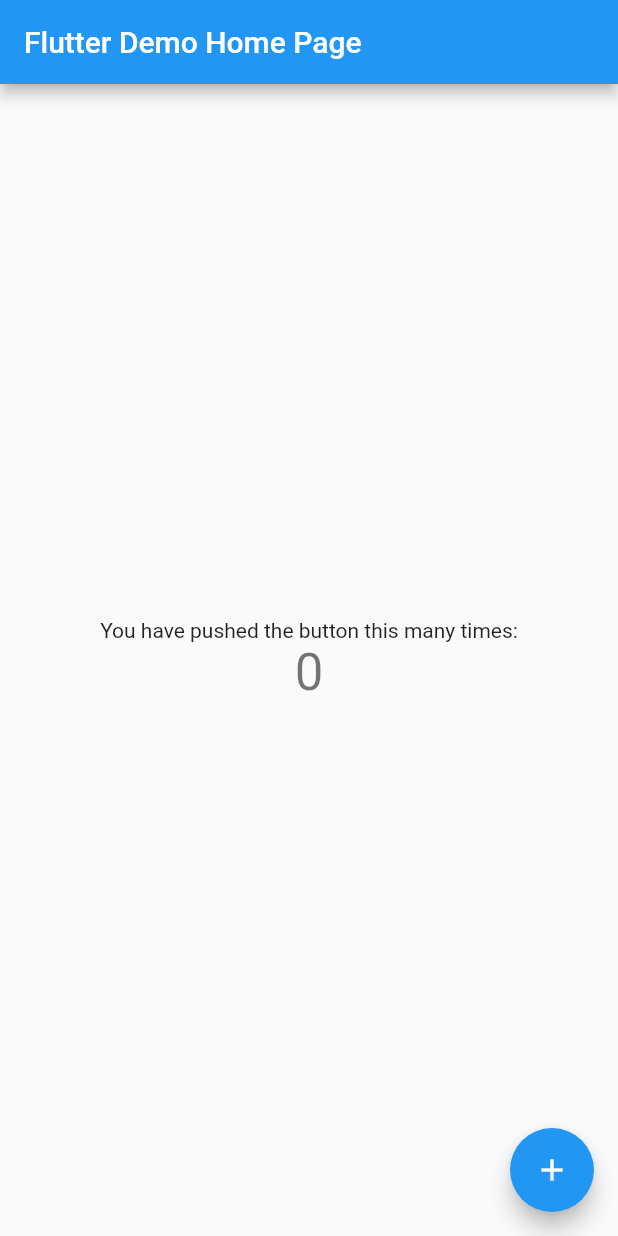
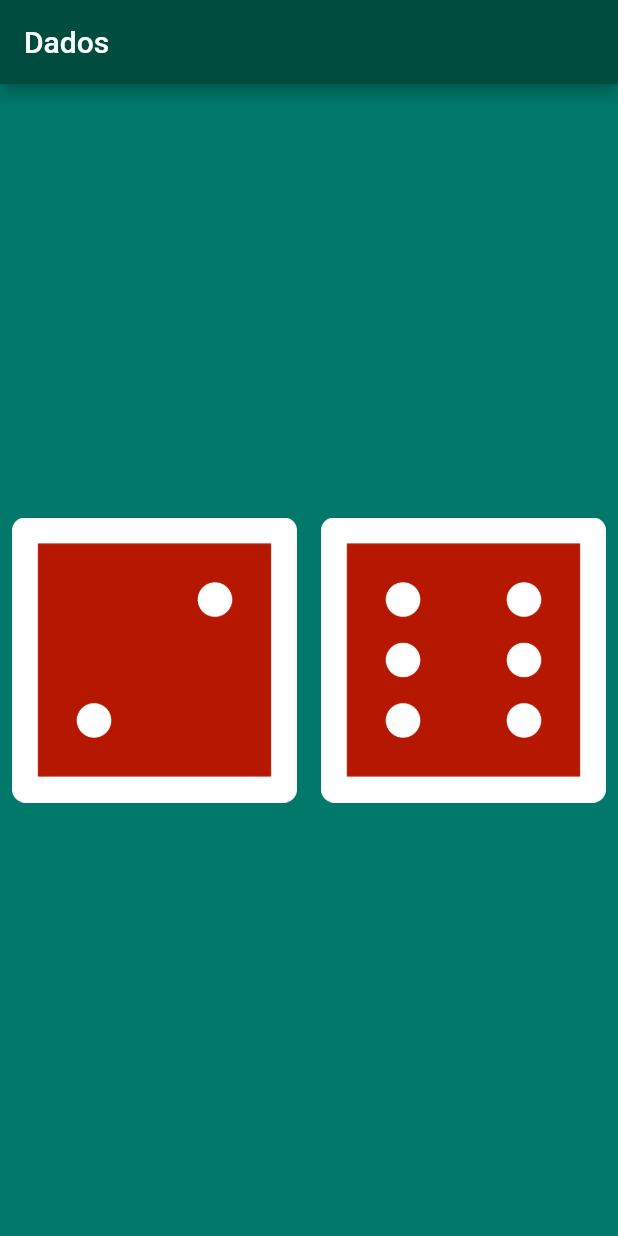
Before and after one commit to nasfer/app-dados, a Flutter app: the screen it shows after launch, on a phone screen of 412 x 824 dp. Run offline on Flutter 3.47's test engine with Material 2 defaults, Android fonts, the phone set to English and light mode, and no system bars.

```diff
--- a/app_dados/lib/main.dart
+++ b/app_dados/lib/main.dart
@@ -1,115 +1,63 @@
+import 'dart:math';
+
 import 'package:flutter/material.dart';
 
 void main() {
-  runApp(const MyApp());
+  return runApp(
+    MaterialApp(
+      home: Scaffold(
+        backgroundColor: Colors.teal.shade700,
+        appBar: AppBar(
+          title: Text('Dados'),
+          backgroundColor: Colors.teal.shade900,
+        ),
+        body: Daddos(),
+      ),
+    ),
+  );
 }
 
-class MyApp extends StatelessWidget {
-  const MyApp({Key? key}) : super(key: key);
+class Daddos extends StatefulWidget {
+  const Daddos({Key? key}) : super(key: key);
 
-  // This widget is the root of your application.
   @override
-  Widget build(BuildContext context) {
-    return MaterialApp(
-      title: 'Flutter Demo',
-      theme: ThemeData(
-        // This is the theme of your application.
-        //
-        // Try running your application with "flutter run". You'll see the
-        // application has a blue toolbar. Then, without quitting the app, try
-        // changing the primarySwatch below to Colors.green and then invoke
-        // "hot reload" (press "r" in the console where you ran "flutter run",
-        // or simply save your changes to "hot reload" in a Flutter IDE).
-        // Notice that the counter didn't reset back to zero; the application
-        // is not restarted.
-        primarySwatch: Colors.blue,
-      ),
-      home: const MyHomePage(title: 'Flutter Demo Home Page'),
-    );
-  }
+  State<Daddos> createState() => _DaddosState();
 }
 
-class MyHomePage extends StatefulWidget {
-  const MyHomePage({Key? key, required this.title}) : super(key: key);
+class _DaddosState extends State<Daddos> {
+  int numeroDadoEsquerdo = 2;
+  int numeroDadoDireito = 6;
 
-  // This widget is the home page of your application. It is stateful, meaning
-  // that it has a State object (defined below) that contains fields that affect
-  // how it looks.
-
-  // This class is the configuration for the state. It holds the values (in this
-  // case the title) provided by the parent (in this case the App widget) and
-  // used by the build method of the State. Fields in a Widget subclass are
-  // always marked "final".
-
-  final String title;
-
-  @override
-  State<MyHomePage> createState() => _MyHomePageState();
-}
-
-class _MyHomePageState extends State<MyHomePage> {
-  int _counter = 0;
-
-  void _incrementCounter() {
+  void alterarFaceDosDados() {
     setState(() {
-      // This call to setState tells the Flutter framework that something has
-      // changed in this State, which causes it to rerun the build method below
-      // so that the display can reflect the updated values. If we changed
-      // _counter without calling setState(), then the build method would not be
-      // called again, and so nothing would appear to happen.
-      _counter++;
+      numeroDadoEsquerdo = Random().nextInt(6) + 1;
+      numeroDadoDireito = Random().nextInt(6) + 1;
     });
   }
 
   @override
   Widget build(BuildContext context) {
-    // This method is rerun every time setState is called, for instance as done
-    // by the _incrementCounter method above.
-    //
-    // The Flutter framework has been optimized to make rerunning build methods
-    // fast, so that you can just rebuild anything that needs updating rather
-    // than having to individually change instances of widgets.
-    return Scaffold(
-      appBar: AppBar(
-        // Here we take the value from the MyHomePage object that was created by
-        // the App.build method, and use it to set our appbar title.
-        title: Text(widget.title),
+    return Center(
+      child: Row(
+        children: [
+          Expanded(
+            child: TextButton(
+              onPressed: () {
+                alterarFaceDosDados();
+              },
+              child: Image.asset('imagens/dado$numeroDadoEsquerdo.png'),
+            ),
+          ),
+          Expanded(
+            child: TextButton(
+              onPressed: () {
+                alterarFaceDosDados();
+              },
+              child: Image.asset('imagens/dado$numeroDadoDireito.png'),
+            ),
+          ),
+        ],
       ),
-      body: Center(
-        // Center is a layout widget. It takes a single child and positions it
-        // in the middle of the parent.
-        child: Column(
-          // Column is also a layout widget. It takes a list of children and
-          // arranges them vertically. By default, it sizes itself to fit its
-          // children horizontally, and tries to be as tall as its parent.
-          //
-          // Invoke "debug painting" (press "p" in the console, choose the
-          // "Toggle Debug Paint" action from the Flutter Inspector in Android
-          // Studio, or the "Toggle Debug Paint" command in Visual Studio Code)
-          // to see the wireframe for each widget.
-          //
-          // Column has various properties to control how it sizes itself and
-          // how it positions its children. Here we use mainAxisAlignment to
-          // center the children vertically; the main axis here is the vertical
-          // axis because Columns are vertical (the cross axis would be
-          // horizontal).
-          mainAxisAlignment: MainAxisAlignment.center,
-          children: <Widget>[
-            const Text(
-              'You have pushed the button this many times:',
-            ),
-            Text(
-              '$_counter',
-              style: Theme.of(context).textTheme.headline4,
-            ),
-          ],
-        ),
-      ),
-      floatingActionButton: FloatingActionButton(
-        onPressed: _incrementCounter,
-        tooltip: 'Increment',
-        child: const Icon(Icons.add),
-      ), // This trailing comma makes auto-formatting nicer for build methods.
     );
   }
 }
--- a/app_dados/pubspec.yaml
+++ b/app_dados/pubspec.yaml
@@ -58,9 +58,9 @@ flutter:
   uses-material-design: true
 
   # To add assets to your application, add an assets section, like this:
-  # assets:
-  #   - images/a_dot_burr.jpeg
-  #   - images/a_dot_ham.jpeg
+  assets:
+    - imagens/
+
 
   # An image asset can refer to one or more resolution-specific "variants", see
   # https://flutter.dev/assets-and-images/#resolution-aware
```
Also changed, not shown: app_dados/imagens/dado1.png (added), app_dados/imagens/dado2.png (added), app_dados/imagens/dado3.png (added), app_dados/imagens/dado4.png (added), app_dados/imagens/dado5.png (added), app_dados/imagens/dado6.png (added), 1 other file.
